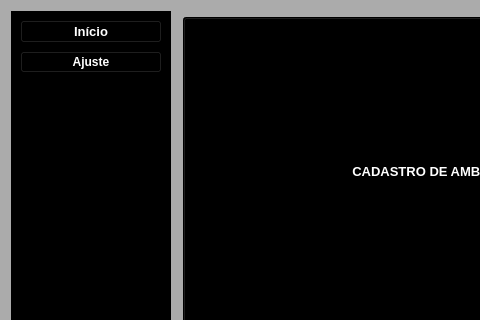
Old version of the form TELAS/MENU1.UI in the repository llucasgustavo23-cyber/sistema; both pictures show x 0 to 480 and y 0 to 320 of the 1264 by 664 pixel window.
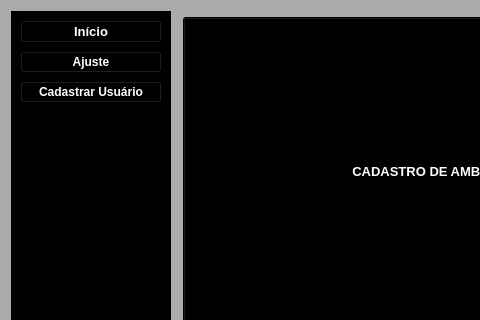
New version of the form. Icons and pictures are not drawn.

Commit message: sei não, tem muita coisa pra resolver. mudança no menu, cadastro, modificar e database, e inseri a tela sugestões. fazer uma copia do banco de dados.

Patch:
```diff
--- a/TELAS/MENU1.UI
+++ b/TELAS/MENU1.UI
@@ -982,6 +982,24 @@
         </property>
        </widget>
       </item>
+      <item>
+       <widget class="QPushButton" name="pushButton">
+        <property name="font">
+         <font>
+          <family>Arial</family>
+          <pointsize>9</pointsize>
+          <weight>75</weight>
+          <bold>true</bold>
+         </font>
+        </property>
+        <property name="styleSheet">
+         <string notr="true">color: rgb(255, 255, 255);</string>
+        </property>
+        <property name="text">
+         <string>Cadastrar Usuário</string>
+        </property>
+       </widget>
+      </item>
       <item>
        <spacer name="menuSpacer">
         <property name="orientation">
```
Left out of the diff: 4 changed lines with no effect on the pictures. The commit also changes 16 other files.
